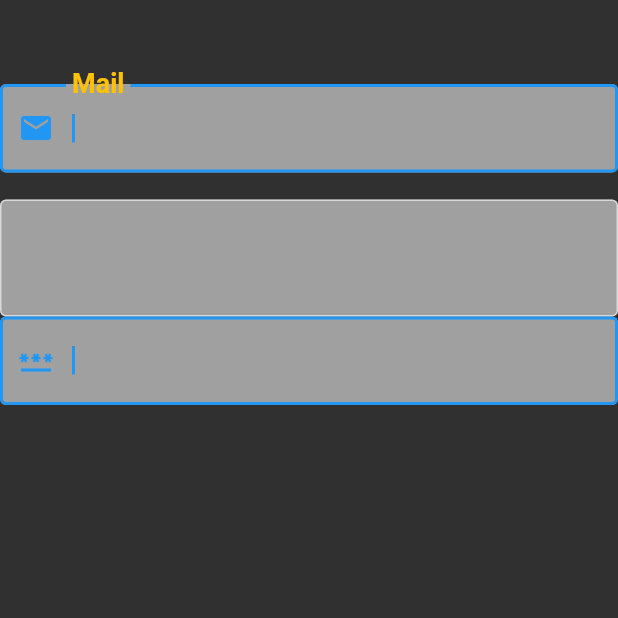
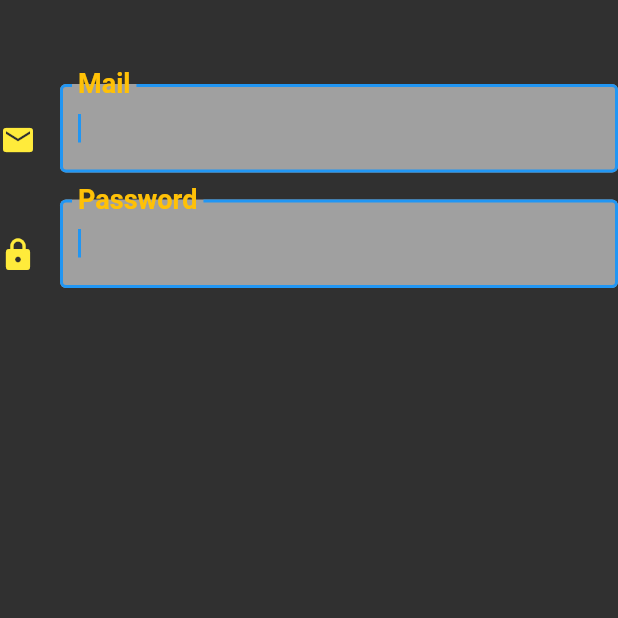
Before and after one commit to gulistansenates/Flutter_Learn, a Flutter app: the screen it shows after launch, on a phone screen of 412 x 824 dp, the top half of it. Run offline on Flutter 3.47's test engine with Material 2 defaults, Android fonts, the light colour scheme and no system bars.

Commit message:
fix: text field

```diff
--- a/lib/101/text_field_lear.dart
+++ b/lib/101/text_field_lear.dart
@@ -31,14 +31,8 @@ class _TextFieldLearnState extends State<TextFieldLearn> {
               autofocus: true,
               autofillHints: const [AutofillHints.email],
               focusNode: focusNodeTextFieldOne,
-              inputFormatters: [TextProjectInputFormmater()._formmatter],
               textInputAction: TextInputAction.next,
               decoration: _InputDecarotor().emailInput,
-            ),
-            TextFormField(
-              focusNode: focusNodeTextFieldTwo,
-              minLines: 2,
-              maxLines: 4,
             ),
             TextField(
               maxLength: 20,
@@ -46,13 +40,12 @@ class _TextFieldLearnState extends State<TextFieldLearn> {
                   {int? currentLength, bool? isFocused, int? maxLength}) {
                 return _animatedContainer(currentLength);
               },
-              keyboardType: TextInputType.emailAddress,
+              keyboardType: TextInputType.visiblePassword,
               autofocus: true,
-              autofillHints: const [AutofillHints.email],
+              autofillHints: const [AutofillHints.password],
               focusNode: focusNodeTextFieldOne,
-              inputFormatters: [TextProjectInputFormmater()._formmatter],
               textInputAction: TextInputAction.next,
-              decoration: _InputDecarotor2().emailInput,
+              decoration: _InputDecarotor2().passwordInput,
             )
           ],
         ),
@@ -70,26 +63,20 @@ class _TextFieldLearnState extends State<TextFieldLearn> {
   }
 }
 
-class TextProjectInputFormmater {
-  final _formmatter = TextInputFormatter.withFunction((oldValue, newValue) {
-    if (newValue.text == "A") {
-      return oldValue;
-    }
-    return oldValue;
-  });
-}
-
 class _InputDecarotor {
   final emailInput = const InputDecoration(
-    prefixIcon: Icon(Icons.mail),
-    border: OutlineInputBorder(),
-    labelText: LanguageItems.mailTitle,
-  );
+      labelText: 'Mail',
+      icon: Padding(
+        padding: EdgeInsets.only(top: 15.0),
+        child: Icon(Icons.mail),
+      ));
 }
 
 class _InputDecarotor2 {
-  final emailInput = const InputDecoration(
-    prefixIcon: Icon(Icons.password),
-    border: OutlineInputBorder(),
-  );
+  final passwordInput = const InputDecoration(
+      labelText: 'Password',
+      icon: Padding(
+        padding: EdgeInsets.only(top: 15.0),
+        child: Icon(Icons.lock),
+      ));
 }
```
